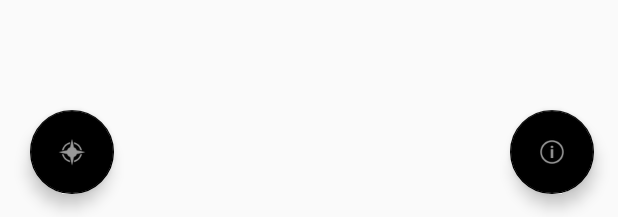
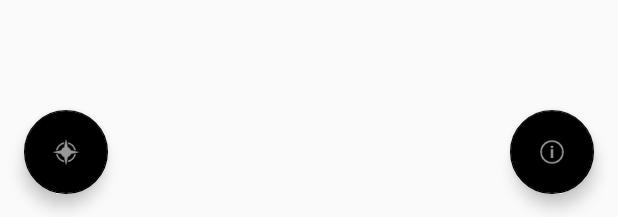
Before and after one commit to jackp7640/CMPT385_Group5, an Android app: the layout activity_full_screen_image.xml on its own in the app's theme, with its tools: preview values and no code run, on a phone screen of 412 x 824 dp. Shown: the part 1016-1233 px from the top of the screen. Run offline under Robolectric (Android 15) with nearby library versions, the phone set to English and light mode, and no system bars.

Commit message:
constrained button to side

```diff
--- a/app/src/main/res/layout/activity_full_screen_image.xml
+++ b/app/src/main/res/layout/activity_full_screen_image.xml
@@ -16,7 +16,8 @@
         android:scaleType="center"
         app:layout_constraintBottom_toBottomOf="parent"
         app:layout_constraintTop_toTopOf="parent"
-        tools:layout_editor_absoluteX="0dp"></ImageView>
+        app:layout_constraintVertical_bias="0.0"
+        tools:layout_editor_absoluteX="-28dp"></ImageView>
 
     <com.google.android.material.floatingactionbutton.FloatingActionButton
         android:id="@+id/addCaptionFab"
@@ -61,7 +62,6 @@
         android:layout_width="wrap_content"
         android:layout_height="wrap_content"
         android:layout_marginTop="529dp"
-        android:layout_marginEnd="336dp"
         android:layout_marginBottom="17dp"
         android:clickable="true"
         android:contentDescription="@string/press_to_view_set_location_caption"
@@ -69,6 +69,8 @@
         app:backgroundTint="@color/black"
         app:layout_constraintBottom_toBottomOf="parent"
         app:layout_constraintEnd_toEndOf="parent"
+        app:layout_constraintHorizontal_bias="0.045"
+        app:layout_constraintStart_toStartOf="parent"
         app:layout_constraintTop_toTopOf="parent"
         app:layout_constraintVertical_bias="1.0"
         app:srcCompat="@android:drawable/ic_menu_compass" />
```
